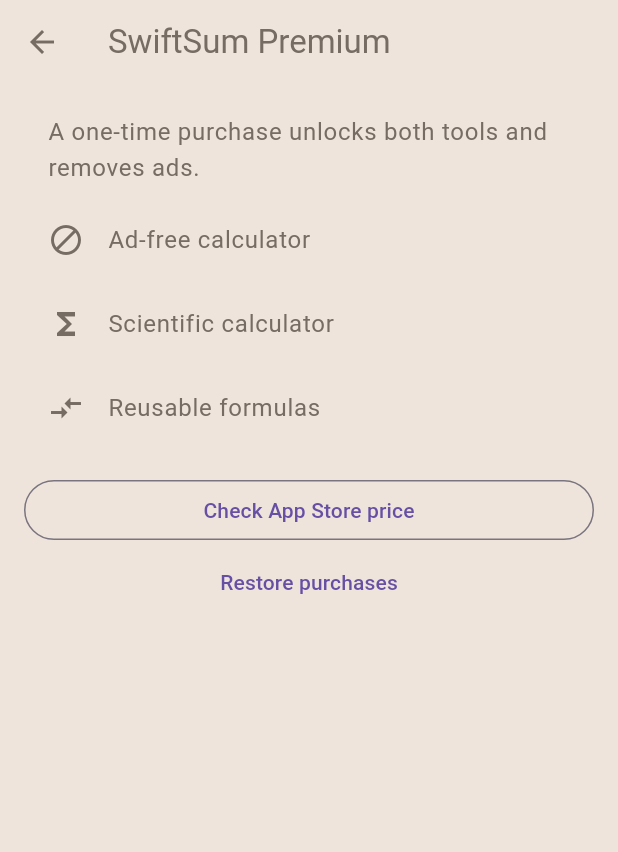
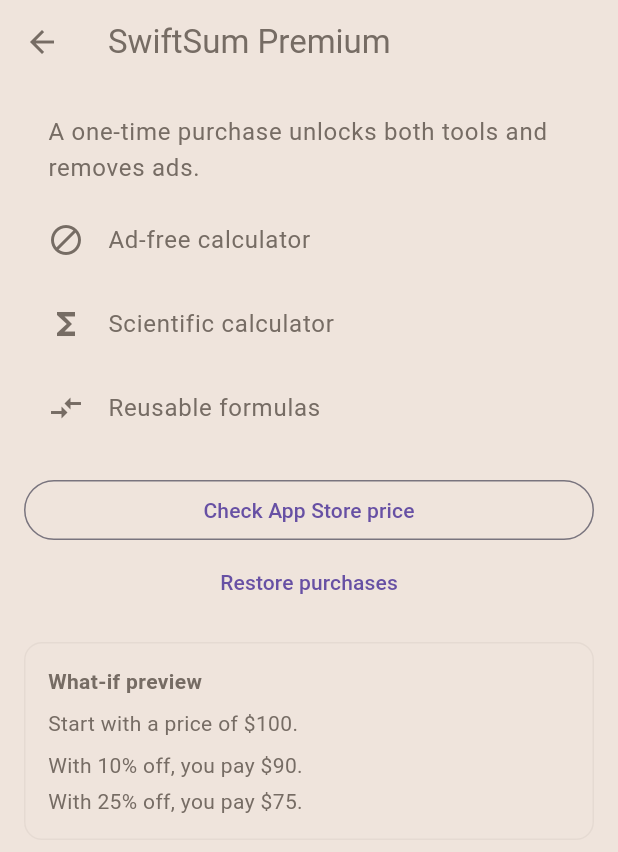
Before and after one commit to banghuazhao/simple_calculator, a Flutter app: the PremiumPage screen opened directly, on a phone screen of 412 x 824 dp. Shown: the top 852 px of the screen. Run offline on Flutter 3.47's test engine with Material 3 defaults, Android fonts, the phone set to English and light mode, and no system bars; our stand-ins replace auto_size_text, google_mobile_ads, in_app_review, sensors_plus, shared_preferences; missing offline and left inert: app_tracking_transparency, desktop_window, open_store; accounts and stored records are empty; network calls fail.

Commit message:
feat: add Premium preview and calculator shortcut

```diff
--- a/lib/l10n/intl_en.arb
+++ b/lib/l10n/intl_en.arb
@@ -92,8 +92,13 @@
   "highContrast": "High contrast",
   "highContrastDescription": "Use stronger contrast for numbers and controls. Your selected theme is kept.",
   "premium": "SwiftSum Premium",
+  "premiumTools": "Premium tools",
   "premiumActive": "Premium is active.",
   "premiumOffer": "A one-time purchase unlocks both tools and removes ads.",
+  "premiumWhatIfPreview": "What-if preview",
+  "premiumWhatIfPrice": "Start with a price of $100.",
+  "premiumWhatIfBaseline": "With 10% off, you pay $90.",
+  "premiumWhatIfAlternate": "With 25% off, you pay $75.",
   "premiumAdFree": "Ad-free calculator",
   "premiumBuy": "Buy Premium",
   "premiumCheckPrice": "Check App Store price",
--- a/lib/l10n/intl_zh.arb
+++ b/lib/l10n/intl_zh.arb
@@ -91,8 +91,13 @@
   "highContrast": "高对比度",
   "highContrastDescription": "增强数字和控件的对比度。您选择的主题将被保留。",
   "premium": "SwiftSum 高级版",
+  "premiumTools": "高级版工具",
   "premiumActive": "高级版已启用。",
   "premiumOffer": "一次性购买即可解锁两款工具并移除广告。",
+  "premiumWhatIfPreview": "方案比较预览",
+  "premiumWhatIfPrice": "以原价 $100 为例。",
+  "premiumWhatIfBaseline": "减价 10% 后，实付 $90。",
+  "premiumWhatIfAlternate": "减价 25% 后，实付 $75。",
   "premiumAdFree": "无广告计算器",
   "premiumBuy": "购买高级版",
   "premiumCheckPrice": "查看 App Store 价格",
--- a/lib/l10n/intl_zh_HK.arb
+++ b/lib/l10n/intl_zh_HK.arb
@@ -88,8 +88,13 @@
   "highContrast": "高對比度",
   "highContrastDescription": "增強數字和控制項的對比度。您選擇的主題將被保留。",
   "premium": "SwiftSum 進階版",
+  "premiumTools": "進階版工具",
   "premiumActive": "進階版已啟用。",
   "premiumOffer": "一次性購買即可解鎖兩款工具並移除廣告。",
+  "premiumWhatIfPreview": "方案比較預覽",
+  "premiumWhatIfPrice": "以原價 $100 為例。",
+  "premiumWhatIfBaseline": "減價 10% 後，實付 $90。",
+  "premiumWhatIfAlternate": "減價 25% 後，實付 $75。",
   "premiumAdFree": "無廣告計算器",
   "premiumBuy": "購買進階版",
   "premiumCheckPrice": "查看 App Store 價格",
--- a/lib/premium/premium_page.dart
+++ b/lib/premium/premium_page.dart
@@ -147,6 +147,46 @@
                   textAlign: TextAlign.center,
                 ),
               ),
+            if (!premium.isPremium)
+              Padding(
+                padding: const EdgeInsets.only(top: 16),
+                child: DecoratedBox(
+                  decoration: BoxDecoration(
+                    borderRadius: BorderRadius.circular(12),
+                    border: Border.all(
+                      color: model.highContrastEnabled
+                          ? model.textColor1
+                          : model.dividerColor,
+                    ),
+                  ),
+                  child: Padding(
+                    padding: const EdgeInsets.all(16),
+                    child: DefaultTextStyle.merge(
+                      style: TextStyle(color: model.textColor1),
+                      child: Column(
+                        crossAxisAlignment: CrossAxisAlignment.start,
+                        children: [
+                          Semantics(
+                            header: true,
+                            child: Text(
+                              strings.premiumWhatIfPreview,
+                              style: const TextStyle(
+                                fontWeight: FontWeight.w600,
+                              ),
+                            ),
+                          ),
+                          const SizedBox(height: 8),
+                          Text(strings.premiumWhatIfPrice),
+                          const SizedBox(height: 8),
+                          Text(strings.premiumWhatIfBaseline),
+                          const SizedBox(height: 4),
+                          Text(strings.premiumWhatIfAlternate),
+                        ],
+                      ),
+                    ),
+                  ),
+                ),
+              ),
           ],
         ),
       ),
```
Also changed, not shown: lib/calculator.dart (+17 -0 lines), lib/generated/intl/messages_en.dart, lib/generated/intl/messages_zh.dart, lib/generated/intl/messages_zh_HK.dart, lib/generated/l10n.dart, 2 other files.
